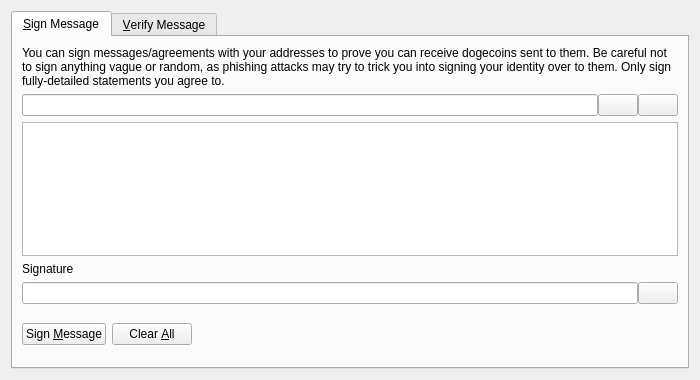
Above: src/qt/forms/signverifymessagedialog.ui from dogecoin/dogecoin before the change. Below: the same form after it.
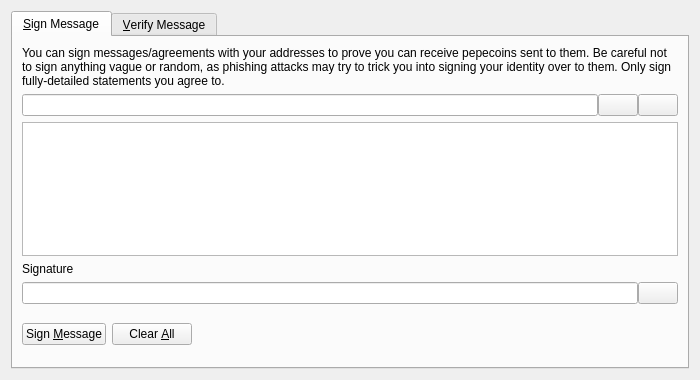
That is the form after the change. Icons and pictures are not drawn. Custom widgets are drawn as their Qt base class.

Commit message: Replace Dogecoin strings with Pepecoin. Remove various occurances of 'wow', 'such', and 'much'.

Patch:
```diff
--- a/src/qt/forms/signverifymessagedialog.ui
+++ b/src/qt/forms/signverifymessagedialog.ui
@@ -30,7 +30,7 @@
        <item>
         <widget class="QLabel" name="infoLabel_SM">
          <property name="text">
-          <string>You can sign messages/agreements with your addresses to prove you can receive dogecoins sent to them. Be careful not to sign anything vague or random, as phishing attacks may try to trick you into signing your identity over to them. Only sign fully-detailed statements you agree to.</string>
+          <string>You can sign messages/agreements with your addresses to prove you can receive pepecoins sent to them. Be careful not to sign anything vague or random, as phishing attacks may try to trick you into signing your identity over to them. Only sign fully-detailed statements you agree to.</string>
          </property>
          <property name="textFormat">
           <enum>Qt::PlainText</enum>
```
Left out of the diff: 8 changed lines with no effect on the pictures. The commit also changes 302 other files.
